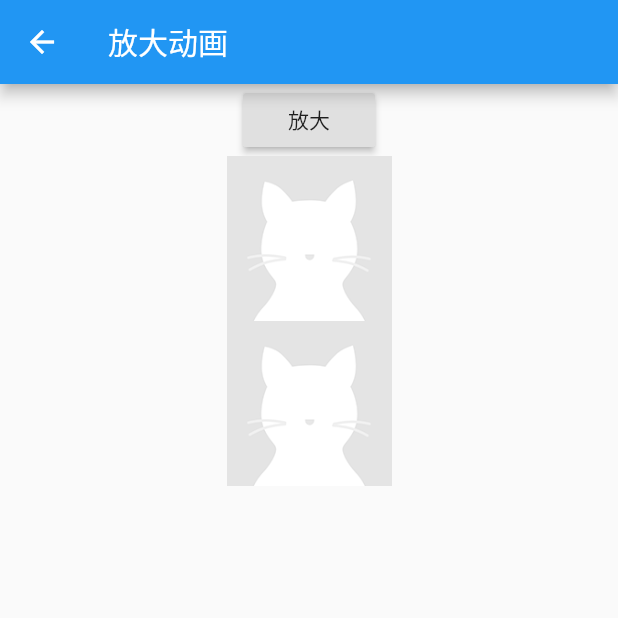
After one commit to Hackerofshi/shixin_flutter_app, a Flutter app: the ScaleAninationRoute screen opened by its route, after a tap on "放大", on a phone screen of 412 x 824 dp, the top half of it. The commit adds this screen. Run offline on Flutter 3.47's test engine with Material 2 defaults, Android fonts, the phone set to English and light mode, and no system bars; our stand-ins replace cached_network_image, convert, dio, flutter_screenutil, flutter_swiper, fluttertoast and 4 more; missing offline and left inert: flutter_refresh, multi_image_picker; accounts and stored records are empty; generated files the repository leaves out were written again; project files that could hold a hidden picture were left out.

Commit message:
动画的添加

```diff
--- a/lib/main.dart
+++ b/lib/main.dart
@@ -2,6 +2,7 @@ import 'package:flutter/material.dart';
 import 'package:provider/provider.dart';
 import 'package:shixin_flutter_app/routes/admin/leave_page.dart';
 import 'package:shixin_flutter_app/routes/admin/result_page.dart';
+import 'package:shixin_flutter_app/routes/home/animate/scale_animation.dart';
 import 'package:shixin_flutter_app/routes/home/home_page.dart';
 import 'package:shixin_flutter_app/routes/login_page.dart';
 import 'package:shixin_flutter_app/routes/mine/image_picker_demo.dart';
@@ -82,6 +83,7 @@ class MyApp extends StatelessWidget {
               "MultiImagePicker": (context) => MyMultiImagePicker(),
               // "themes": (context) => ThemeChangeRoute(),
               // "language": (context) => LanguageRoute(),
+              "ScaleAnimation":(context) => ScaleAninationRoute(),
             },
           );
         },
--- /dev/null
+++ b/lib/routes/home/animate/scale_animation.dart
@@ -0,0 +1,97 @@
+import 'package:flutter/material.dart';
+
+class ScaleAninationRoute extends StatefulWidget {
+  @override
+  _ScaleAninationRouteState createState() => new _ScaleAninationRouteState();
+}
+
+//需要继承TickerProvider，如果有多个AnimationController，则应该使用TickerProviderStateMixin。
+class _ScaleAninationRouteState extends State<ScaleAninationRoute>
+    with SingleTickerProviderStateMixin {
+  //Animation<Color>
+  //Animation<Size>
+  Animation<double> animation;
+  AnimationController controller;
+
+  @override
+  void initState() {
+    // TODO: implement initState
+    super.initState();
+    controller = new AnimationController(
+        vsync: this, duration: const Duration(seconds: 3));
+
+    animation = new Tween(begin: 0.0, end: 300.0).animate(controller)
+      ..addListener(() {
+        setState(() {});
+      });
+
+    animation.addStatusListener((status) {
+      if (status == AnimationStatus.completed) {
+        //动画执行结束时反向执行动画
+        controller.reverse();
+      } else if (status == AnimationStatus.dismissed) {
+        //动画恢复到初始状态时执行动画（正向）
+        controller.forward();
+      }
+    });
+
+  }
+
+  @override
+  Widget build(BuildContext context) {
+    // TODO: implement build
+    return Scaffold(
+        appBar: AppBar(title: Text("放大动画")),
+        body: Column(
+          children: <Widget>[
+            RaisedButton(
+              child: Text('放大'),
+              onPressed: () => {
+                //启动动画（正向执行）
+                controller.forward()
+              },
+            ),
+            new Center(
+              child: Image.asset(
+                'assets/avatar-default.png',
+                width: animation.value,
+                height: animation.value,
+              ),
+            ),
+            AnimatedBuilder(
+              animation: animation,
+              child: Image.asset('assets/avatar-default.png'),
+              builder: (BuildContext ctx, Widget child) {
+                return Center(
+                  child: Container(
+                    height: animation.value,
+                    width: animation.value,
+                    child: child,
+                  ),
+                );
+              },
+            )
+          ],
+        ));
+  }
+
+  @override
+  void dispose() {
+    controller.dispose();
+    // TODO: implement dispose
+    super.dispose();
+  }
+}
+
+class AnimatedImage extends AnimatedWidget {
+  AnimatedImage({Key key, Animation<double> animation})
+      : super(key: key, listenable: animation);
+
+  Widget build(BuildContext context) {
+    final Animation<double> animation = listenable;
+    return new Center(
+      child: Image.asset("imgs/avatar.png",
+          width: animation.value, height: animation.value),
+    );
+  }
+}
--- a/lib/routes/home/home_banner.dart
+++ b/lib/routes/home/home_banner.dart
@@ -21,9 +21,9 @@ class HomeBanner extends StatelessWidget {
           itemBuilder: (BuildContext context, int index) {
             return CachedNetworkImage(
               imageUrl: _data[index].imagePath,
-              placeholder: (context, url) => Image.asset("assets/avatar-deafult.png"),
+              placeholder: (context, url) => Image.asset("assets/avatar-default.png"),
               errorWidget: (context, url, error) =>
-                  Image.asset("assets/avatar-deafult.png"),
+                  Image.asset("assets/avatar-default.png"),
             );
           },
           itemCount: _data.length,
--- a/lib/routes/login_page.dart
+++ b/lib/routes/login_page.dart
@@ -93,6 +93,10 @@ class _LoginRouteState extends State<LoginRoute> {
                   return v.trim().isNotEmpty ? null : gm.passwordRequired;
                 },
               ),
+              Expanded(
+                flex: 1,
+                child: Container(),
+              ),
               Padding(
                 padding: const EdgeInsets.only(top: 25),
                 child: ConstrainedBox(
```
Also changed, not shown: lib/routes/home/projects.dart (+12 -2 lines), lib/routes/mine/mine.dart (+5 -3 lines).
